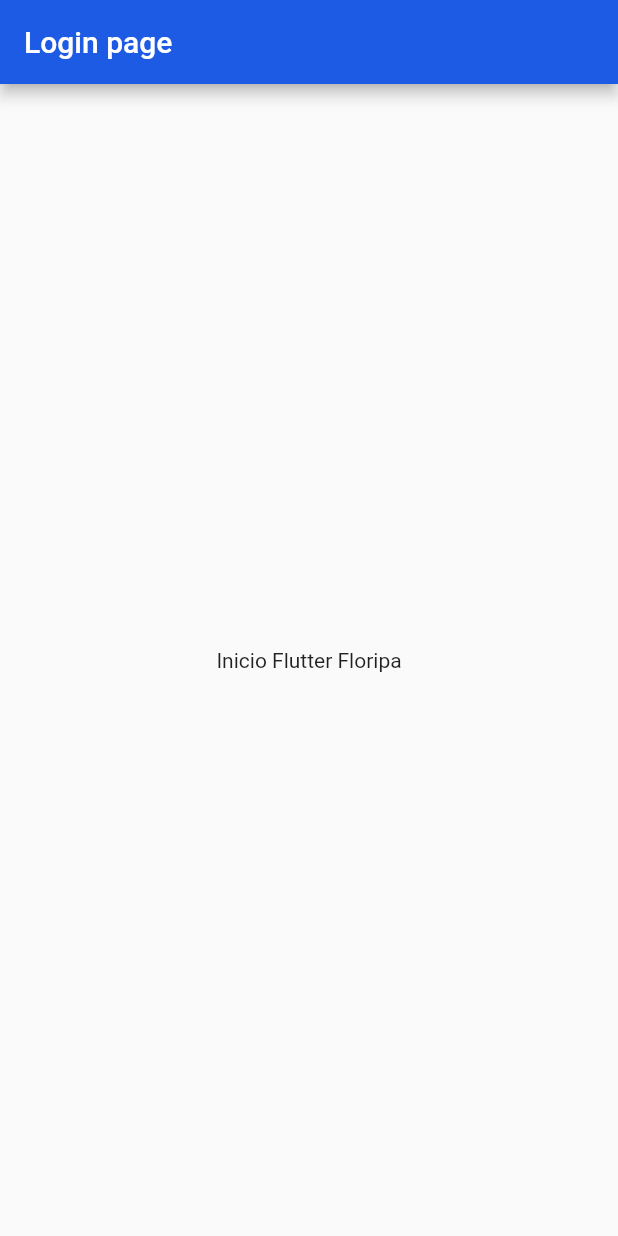
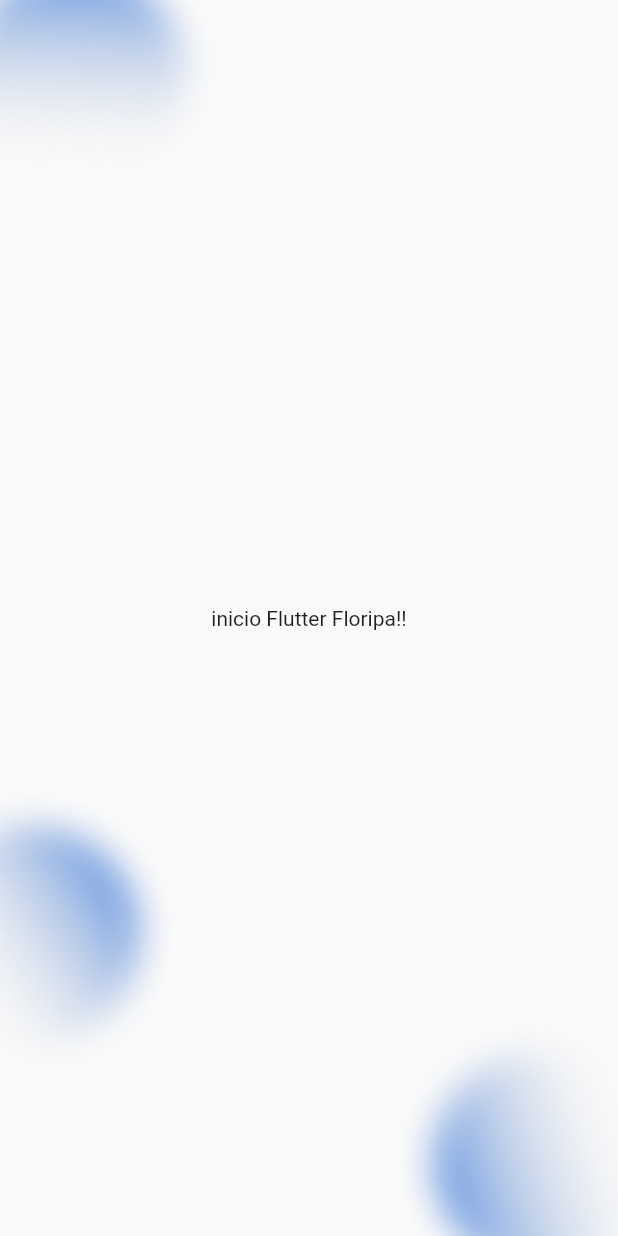
Before and after one commit to FilipeH14/flutter_floripa, a Flutter app: the screen it shows after launch, on a phone screen of 412 x 824 dp. Run offline on Flutter 3.47's test engine with Material 2 defaults, Android fonts, the phone set to English and light mode, and no system bars.

Commit message:
adiconando as sombras na home

```diff
--- a/lib/app/modules/auth/login/login_page.dart
+++ b/lib/app/modules/auth/login/login_page.dart
@@ -1,4 +1,7 @@
 import 'package:flutter/material.dart';
+import 'package:flutter_floripa/app/modules/auth/widgets/shadow_bottom_right.dart';
+import 'package:flutter_floripa/app/modules/auth/widgets/shadow_medium_left.dart';
+import 'package:flutter_floripa/app/modules/auth/widgets/shadow_top_left.dart';
 
 class LoginPage extends StatelessWidget {
   const LoginPage({Key? key}) : super(key: key);
@@ -6,9 +9,39 @@ class LoginPage extends StatelessWidget {
   @override
   Widget build(BuildContext context) {
     return Scaffold(
-      appBar: AppBar(title: const Text('Login page')),
-      body: const Center(
-        child: Text('Inicio Flutter Floripa'),
+      body: LayoutBuilder(
+        builder: (context, constrains) => SingleChildScrollView(
+          child: ConstrainedBox(
+            constraints: BoxConstraints(
+              minHeight: constrains.maxHeight,
+              minWidth: constrains.maxWidth,
+            ),
+            child: IntrinsicHeight(
+              child: Stack(
+                children: const [
+                  Positioned(
+                    left: -50,
+                    top: -50,
+                    child: ShadowTopLeft(),
+                  ),
+                  Positioned(
+                    left: -80,
+                    bottom: 100,
+                    child: ShadowMediumLeft(),
+                  ),
+                  Positioned(
+                    right: -50,
+                    bottom: -50,
+                    child: ShadowBottomRight(),
+                  ),
+                  Center(
+                    child: Text('inicio Flutter Floripa!!'),
+                  ),
+                ],
+              ),
+            ),
+          ),
+        ),
       ),
     );
   }
--- /dev/null
+++ b/lib/app/modules/auth/widgets/shadow_bottom_right.dart
@@ -0,0 +1,20 @@
+import 'package:flutter/material.dart';
+
+class ShadowBottomRight extends StatelessWidget {
+  const ShadowBottomRight({Key? key}) : super(key: key);
+
+  @override
+  Widget build(BuildContext context) {
+    return SizedBox(
+      height: 200,
+      width: 200,
+      child: Transform(
+        alignment: Alignment.center,
+        transform: Matrix4.rotationZ(
+          -3.1415926535897932 / 2,
+        ),
+        child: Image.asset('assets/images/bg-blur-1.png'),
+      ),
+    );
+  }
+}
--- /dev/null
+++ b/lib/app/modules/auth/widgets/shadow_medium_left.dart
@@ -0,0 +1,20 @@
+import 'package:flutter/material.dart';
+
+class ShadowMediumLeft extends StatelessWidget {
+  const ShadowMediumLeft({Key? key}) : super(key: key);
+
+  @override
+  Widget build(BuildContext context) {
+    return SizedBox(
+      height: 200,
+      width: 200,
+      child: Transform(
+        alignment: Alignment.center,
+        transform: Matrix4.rotationZ(
+          -3.1415926535897932 / 1,
+        ),
+        child: Image.asset('assets/images/bg-blur-2.png'),
+      ),
+    );
+  }
+}
--- /dev/null
+++ b/lib/app/modules/auth/widgets/shadow_top_left.dart
@@ -0,0 +1,20 @@
+import 'package:flutter/material.dart';
+
+class ShadowTopLeft extends StatelessWidget {
+  const ShadowTopLeft({Key? key}) : super(key: key);
+
+  @override
+  Widget build(BuildContext context) {
+    return SizedBox(
+      height: 200,
+      width: 200,
+      child: Transform(
+        alignment: Alignment.center,
+        transform: Matrix4.rotationZ(
+          -3.1415926535897932 / 1,
+        ),
+        child: Image.asset('assets/images/bg-blur-3.png'),
+      ),
+    );
+  }
+}
```
